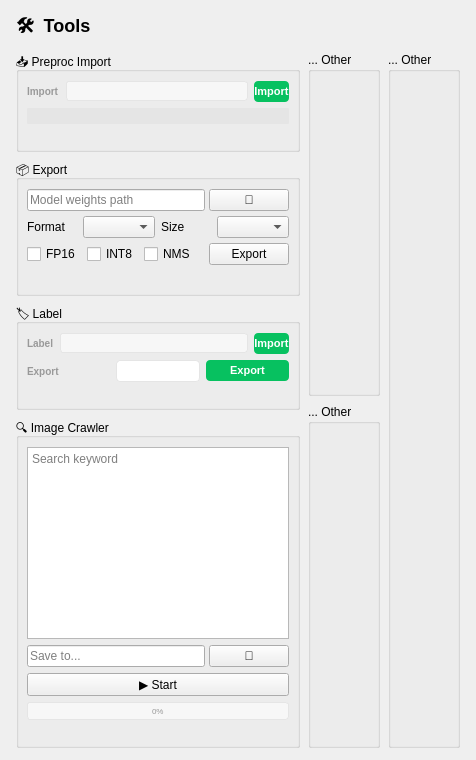
The window that main/core/tools/tools.ui (Mcriel-CHYJIE/YOLO) describes before a commit, drawn with Qt 5.
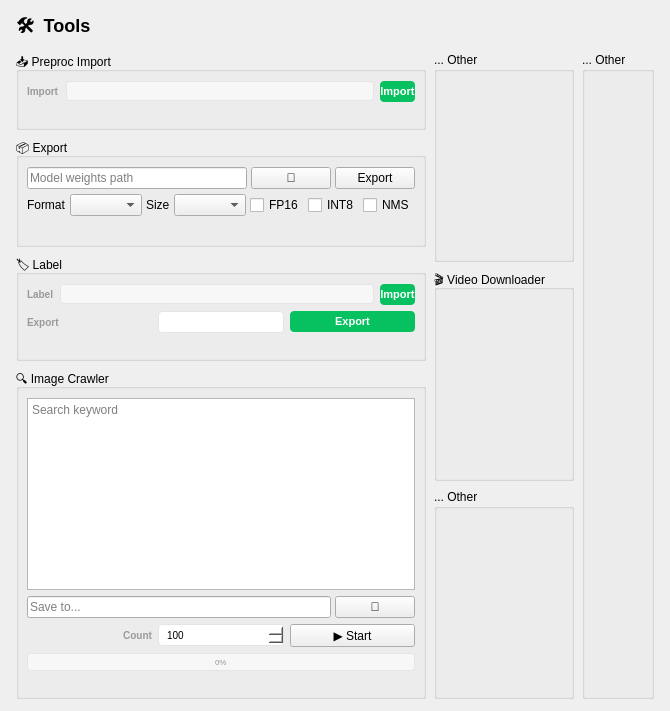
The same window after the commit.

What changed in the file:
```diff
--- a/main/core/tools/tools.ui
+++ b/main/core/tools/tools.ui
@@ -52,14 +52,6 @@
        </widget></item>
       </layout></item>
 
-      <item><widget class="QProgressBar" name="importProgress">
-       <property name="maximum"><number>100</number></property>
-       <property name="value"><number>0</number></property>
-       <property name="textVisible"><bool>false</bool></property>
-       <property name="fixedHeight"><number>3</number></property>
-       <property name="styleSheet"><string>QProgressBar{border:none;border-radius:1px;height:3px;background:#e5e5e5;text-align:center;}QProgressBar::chunk{background:#07C160;border-radius:1px;}</string></property>
-      </widget></item>
-
       <item><widget class="QLabel" name="dataStatus">
        <property name="text"><string></string></property>
        <property name="minimumHeight"><number>13</number></property>
@@ -87,13 +79,18 @@
          <property name="fixedWidth"><number>28</number></property>
          <property name="fixedHeight"><number>22</number></property>
         </widget></item>
+        <item><widget class="QPushButton" name="exportBtn">
+         <property name="text"><string>Export</string></property>
+         <property name="fixedWidth"><number>70</number></property>
+         <property name="minimumHeight"><number>22</number></property>
+        </widget></item>
        </layout></item>
 
        <item><layout class="QHBoxLayout" name="exportFmtRow">
-        <property name="spacing"><number>6</number></property>
+        <property name="spacing"><number>4</number></property>
         <item><widget class="QLabel" name="exportFmtLabel">
          <property name="text"><string>Format</string></property>
-         <property name="fixedWidth"><number>50</number></property>
+         <property name="fixedWidth"><number>44</number></property>
         </widget></item>
         <item><widget class="QComboBox" name="exportFmt"/></item>
         <item><widget class="QLabel" name="exportSzLabel">
@@ -101,10 +98,6 @@
          <property name="fixedWidth"><number>30</number></property>
         </widget></item>
         <item><widget class="QComboBox" name="exportSz"/></item>
-       </layout></item>
-
-       <item><layout class="QHBoxLayout" name="exportOptRow">
-        <property name="spacing"><number>6</number></property>
         <item><widget class="QCheckBox" name="exportHalf">
          <property name="text"><string>FP16</string></property>
         </widget></item>
@@ -114,11 +107,6 @@
         <item><widget class="QCheckBox" name="exportNms">
          <property name="text"><string>NMS</string></property>
         </widget></item>
-        <item><spacer><property name="orientation"><enum>Horizontal</enum></property></spacer></item>
-        <item><widget class="QPushButton" name="exportBtn">
-         <property name="text"><string>Export</string></property>
-         <property name="fixedWidth"><number>70</number></property>
-        </widget></item>
        </layout></item>
 
        <item><widget class="QLabel" name="exportStatus">
@@ -210,10 +198,28 @@
         </widget></item>
        </layout></item>
 
-       <item><widget class="QPushButton" name="crawlerStartBtn">
-        <property name="text"><string>▶ Start</string></property>
-        <property name="minimumHeight"><number>26</number></property>
-       </widget></item>
+       <item><layout class="QHBoxLayout" name="crawlerStartRow">
+        <property name="spacing"><number>6</number></property>
+        <item><widget class="QLabel" name="crawlerCountLabel">
+         <property name="text"><string>Count</string></property>
+         <property name="fixedWidth"><number>36</number></property>
+         <property name="minimumHeight"><number>14</number></property>
+         <property name="maximumHeight"><number>14</number></property>
+         <property name="styleSheet"><string>font-size:10px;font-weight:600;color:#999;padding:0;margin:0;</string></property>
+         <property name="alignment"><set>Qt::AlignRight|Qt::AlignVCenter</set></property>
+        </widget></item>
+        <item><widget class="QSpinBox" name="crawlerCount">
+         <property name="minimum"><number>1</number></property>
+         <property name="maximum"><number>9999</number></property>
+         <property name="value"><number>100</number></property>
+         <property name="minimumHeight"><number>24</number></property>
+         <property name="styleSheet"><string>QSpinBox{border:1px solid #e5e5e5;border-radius:4px;padding:2px 6px;background:#fff;font-size:10px;}QSpinBox:focus{border-color:#07C160;}</string></property>
+        </widget></item>
+        <item><widget class="QPushButton" name="crawlerStartBtn">
+         <property name="text"><string>▶ Start</string></property>
+         <property name="minimumHeight"><number>26</number></property>
+        </widget></item>
+       </layout></item>
 
        <item><widget class="QProgressBar" name="crawlerProgress">
         <property name="maximum"><number>100</number></property>
@@ -248,7 +254,7 @@
      </widget></item>
 
      <item><widget class="QGroupBox" name="col2Other">
-      <property name="title"><string>... Other</string></property>
+      <property name="title"><string>🎬 Video Downloader</string></property>
       <layout class="QVBoxLayout" name="col2OtherLo">
        <property name="leftMargin"><number>8</number></property>
        <property name="rightMargin"><number>8</number></property>
@@ -256,6 +262,15 @@
       </layout>
      </widget></item>
 
+     <item><widget class="QGroupBox" name="col2Other2">
+      <property name="title"><string>... Other</string></property>
+      <layout class="QVBoxLayout" name="col2Other2Lo">
+       <property name="leftMargin"><number>8</number></property>
+       <property name="rightMargin"><number>8</number></property>
+       <property name="spacing"><number>6</number></property>
+      </layout>
+     </widget></item>
+
     </layout></item>
 
     <!-- ═══ Column 3 ═══ -->
```
